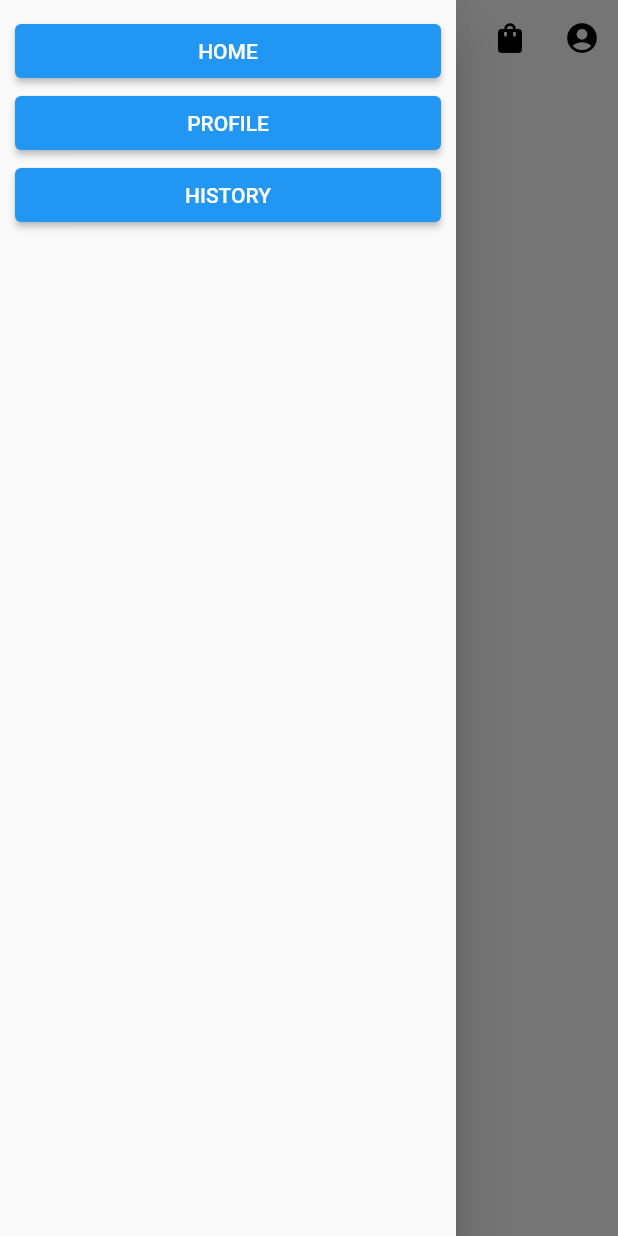
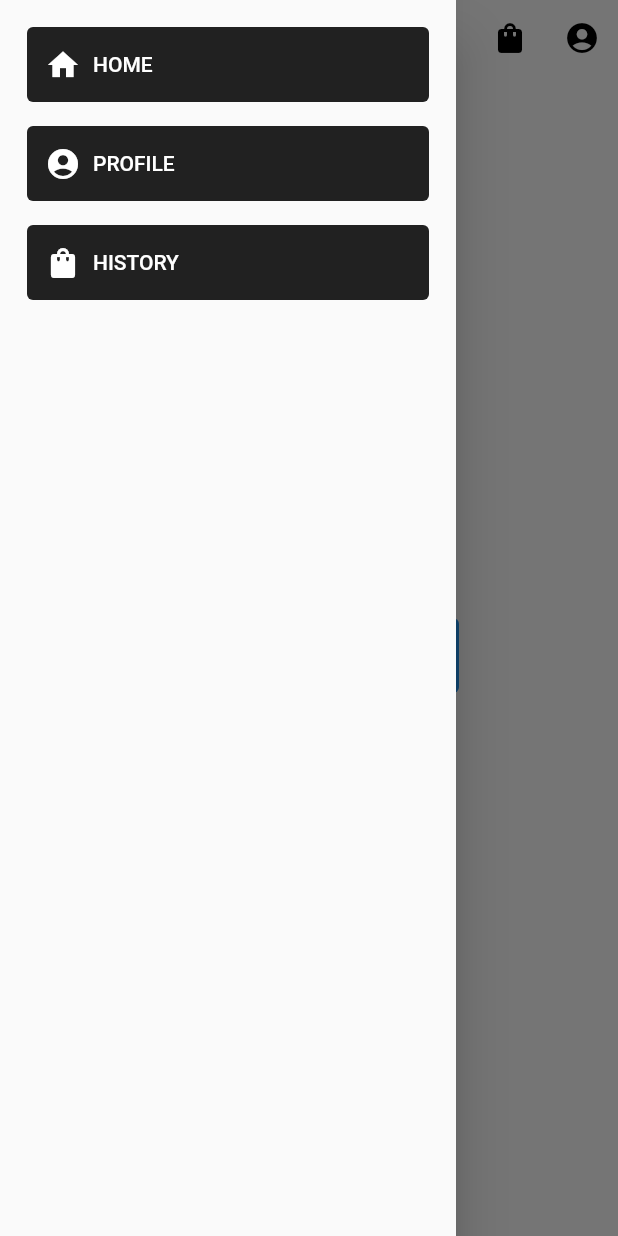
Before and after one commit to nigussolomon/my_asbeza_nigus_solomon, a Flutter app: the screen it shows after launch, with the side drawer open, on a phone screen of 412 x 824 dp. Run offline on Flutter 3.47's test engine with Material 2 defaults, Android fonts, the light colour scheme and no system bars; our stand-ins replace bloc, equatable, flutter_bloc.

Commit message:
made some more modifications

```diff
--- a/lib/bloc/asbeza_bloc.dart
+++ b/lib/bloc/asbeza_bloc.dart
@@ -1,7 +1,5 @@
 import 'package:bloc/bloc.dart';
 import 'package:equatable/equatable.dart';
-
-import '../model/model.dart';
 import '../model/repository.dart';
 
 part 'asbeza_event.dart';
@@ -16,7 +14,6 @@ class AsbezaBloc extends Bloc<AsbezaEvent, AsbezaState> {
         final activity = await _apiServiceProvider.fetchActivity();
         emit(AsbezaSuccess(asbeza: activity!));
       } catch (e) {
-        print(e);
         emit(AsbezaInitial());
       }
     });
--- a/lib/views/components/myDrawer.dart
+++ b/lib/views/components/myDrawer.dart
@@ -4,10 +4,10 @@ import '../../routes.dart';
 
 class MyDrawer extends StatelessWidget {
   MyDrawer({super.key});
-  final drawer_items = [
-    {"title": "HOME", "route": Routes.home},
-    {"title": "PROFILE", "route": Routes.profile},
-    {"title": "HISTORY", "route": Routes.history},
+  final drawerItems = [
+    {"title": "HOME", "route": Routes.home, "icon": Icons.home},
+    {"title": "PROFILE", "route": Routes.profile, "icon": Icons.account_circle},
+    {"title": "HISTORY", "route": Routes.history, "icon": Icons.shopping_bag},
   ];
 
   @override
@@ -17,14 +17,23 @@ class MyDrawer extends StatelessWidget {
           child: Container(
         margin: const EdgeInsets.all(10),
         child: ListView.builder(
-          itemCount: drawer_items.length,
+          itemCount: drawerItems.length,
           itemBuilder: (BuildContext context, int index) {
-            final item = drawer_items[index];
-            return ElevatedButton(
-                onPressed: () {
-                  Navigator.pushNamed(context, item["route"].toString());
-                },
-                child: Text(item["title"].toString()));
+            final item = drawerItems[index];
+            return Padding(
+              padding: const EdgeInsets.all(8.0),
+              child: ElevatedButton.icon(
+                  style: ElevatedButton.styleFrom(
+                      backgroundColor: Colors.black87,
+                      minimumSize: const Size(100, 50),
+                      alignment: Alignment.centerLeft,
+                      elevation: 0),
+                  onPressed: () {
+                    Navigator.pushNamed(context, item["route"].toString());
+                  },
+                  icon: Icon(item["icon"] as IconData?),
+                  label: Text(item["title"].toString())),
+            );
           },
         ),
       )),
--- a/lib/views/home.dart
+++ b/lib/views/home.dart
@@ -2,9 +2,7 @@ import 'package:flutter/material.dart';
 import 'package:flutter_bloc/flutter_bloc.dart';
 import 'package:my_asbeza/views/components/myAppBar.dart';
 import 'package:my_asbeza/views/components/myDrawer.dart';
-
 import '../bloc/asbeza_bloc.dart';
-import '../routes.dart';
 
 class HomePage extends StatefulWidget {
   const HomePage({super.key});
@@ -27,11 +25,16 @@ class _HomePageState extends State<HomePage> {
         builder: (context, state) {
           if (state is AsbezaInitial) {
             return Center(
-              child: ElevatedButton(
+              child: ElevatedButton.icon(
+                style: ElevatedButton.styleFrom(
+                    minimumSize: const Size(200, 50),
+                    alignment: Alignment.center,
+                    elevation: 0),
                 onPressed: () {
                   BlocProvider.of<AsbezaBloc>(context).add(const AsbezaEvent());
                 },
-                child: const Text("GET YOU ASBEZA"),
+                icon: const Icon(Icons.shopping_basket_rounded),
+                label: const Text("GET YOU ASBEZA"),
               ),
             );
           }
@@ -40,61 +43,58 @@ class _HomePageState extends State<HomePage> {
               child: CircularProgressIndicator(),
             );
           } else if (state is AsbezaSuccess) {
-            return Column(
-              crossAxisAlignment: CrossAxisAlignment.start,
-              children: [
-                Container(
-                  margin: const EdgeInsets.all(10),
-                  height: MediaQuery.of(context).size.height * .1,
-                  width: MediaQuery.of(context).size.width,
-                  child: ListView.builder(
-                    scrollDirection: Axis.horizontal,
-                    itemCount: 4,
-                    itemBuilder: (BuildContext context, int index) {
             return Container(
-                        color: Colors.amberAccent,
-                        height: MediaQuery.of(context).size.height * .05,
-                        width: MediaQuery.of(context).size.width * .35,
-                        padding: const EdgeInsets.all(10.0),
-                        margin: const EdgeInsets.only(right: 15.0),
-                        child: Text(state.asbeza[0].foodTitle),
-                      );
-                    },
-                  ),
-                ),
-                Container(
-                  margin:
-                      const EdgeInsets.symmetric(horizontal: 12, vertical: 5),
-                  child: const Text(
-                    "ASBEZA ITEMS",
-                    style: TextStyle(fontWeight: FontWeight.w900),
-                  ),
-                ),
-                Container(
               margin: const EdgeInsets.only(top: 5),
-                  height: MediaQuery.of(context).size.height * .72,
+              height: MediaQuery.of(context).size.height * .88,
               child: ListView.builder(
                 itemCount: state.asbeza.length,
                 itemBuilder: (BuildContext context, int index) {
                   final asbezaVal = state.asbeza[index];
-                      return Container(
-                        height: MediaQuery.of(context).size.height * .15,
-                        color: Colors.blueAccent,
-                        padding: const EdgeInsets.all(10),
+                  return Column(
+                    children: [
+                      Row(
+                        mainAxisAlignment: MainAxisAlignment.spaceBetween,
+                        children: [
+                          Row(
+                            children: [
+                              Container(
+                                decoration: BoxDecoration(
+                                    image: DecorationImage(
+                                        fit: BoxFit.contain,
+                                        image: NetworkImage(asbezaVal.image))),
+                                height: MediaQuery.of(context).size.height * .1,
+                                width: MediaQuery.of(context).size.width * .3,
                                 margin: const EdgeInsets.symmetric(
                                     horizontal: 11, vertical: 5),
+                              ),
+                              SizedBox(
+                                width: MediaQuery.of(context).size.width * .4,
                                 child: Column(
                                   crossAxisAlignment: CrossAxisAlignment.start,
                                   children: [
                                     Text(asbezaVal.foodTitle),
-                            Text(asbezaVal.foodPrice.toString()),
+                                    Text(
+                                      "${asbezaVal.foodPrice}\$",
+                                      style: const TextStyle(
+                                          fontWeight: FontWeight.w900),
+                                    ),
                                   ],
                                 ),
+                              ),
+                            ],
+                          ),
+                          IconButton(
+                              onPressed: () {},
+                              icon: const Icon(Icons.shopping_cart))
+                        ],
+                      ),
+                      const SizedBox(
+                        height: 30,
+                      )
+                    ],
                   );
                 },
               ),
-                )
-              ],
             );
           }
           return Container();
```
Also changed, not shown: lib/model/model.dart (+10 -9 lines). Lines whose indentation alone changed are shown as unchanged.
